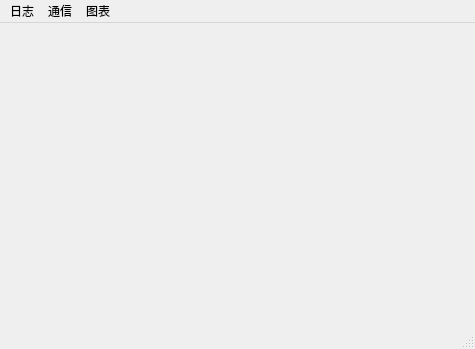
This is mainwindow.ui in helloxss/AUVMaster_Qt as Qt 5 draws it before an edit. The edited form follows.
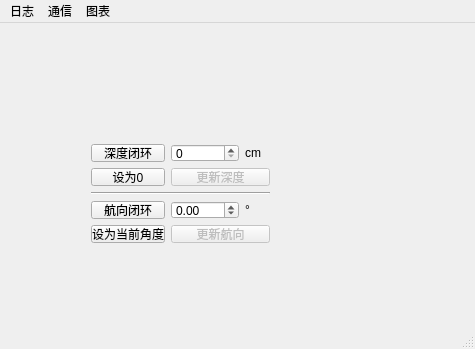
This is the edited form.

```diff
--- a/mainwindow.ui
+++ b/mainwindow.ui
@@ -13,7 +13,127 @@
   <property name="windowTitle">
    <string>MainWindow</string>
   </property>
-  <widget class="QWidget" name="centralWidget"/>
+  <widget class="QWidget" name="centralWidget">
+   <widget class="QWidget" name="">
+    <property name="geometry">
+     <rect>
+      <x>80</x>
+      <y>110</y>
+      <width>201</width>
+      <height>121</height>
+     </rect>
+    </property>
+    <layout class="QGridLayout" name="gridLayout">
+     <item row="0" column="0">
+      <widget class="QPushButton" name="btnDepthClosedLoop">
+       <property name="text">
+        <string>深度闭环</string>
+       </property>
+       <property name="checkable">
+        <bool>true</bool>
+       </property>
+      </widget>
+     </item>
+     <item row="1" column="0">
+      <widget class="QPushButton" name="btnSet0Depth">
+       <property name="enabled">
+        <bool>true</bool>
+       </property>
+       <property name="text">
+        <string>设为0</string>
+       </property>
+      </widget>
+     </item>
+     <item row="1" column="1" colspan="3">
+      <widget class="QPushButton" name="btnRefreshDepth">
+       <property name="enabled">
+        <bool>false</bool>
+       </property>
+       <property name="text">
+        <string>更新深度</string>
+       </property>
+       <property name="flat">
+        <bool>false</bool>
+       </property>
+      </widget>
+     </item>
+     <item row="2" column="0" colspan="4">
+      <widget class="Line" name="line_6">
+       <property name="orientation">
+        <enum>Qt::Horizontal</enum>
+       </property>
+      </widget>
+     </item>
+     <item row="3" column="0">
+      <widget class="QPushButton" name="btnCourseClosedLoop">
+       <property name="text">
+        <string>航向闭环</string>
+       </property>
+       <property name="checkable">
+        <bool>true</bool>
+       </property>
+      </widget>
+     </item>
+     <item row="3" column="1" colspan="2">
+      <widget class="QDoubleSpinBox" name="courseVal">
+       <property name="wrapping">
+        <bool>true</bool>
+       </property>
+       <property name="minimum">
+        <double>-180.000000000000000</double>
+       </property>
+       <property name="maximum">
+        <double>180.000000000000000</double>
+       </property>
+       <property name="singleStep">
+        <double>5.000000000000000</double>
+       </property>
+      </widget>
+     </item>
+     <item row="3" column="3">
+      <widget class="QLabel" name="label_7">
+       <property name="text">
+        <string>°</string>
+       </property>
+      </widget>
+     </item>
+     <item row="4" column="0">
+      <widget class="QPushButton" name="btnUseCurYaw">
+       <property name="enabled">
+        <bool>true</bool>
+       </property>
+       <property name="text">
+        <string>设为当前角度</string>
+       </property>
+      </widget>
+     </item>
+     <item row="4" column="1" colspan="3">
+      <widget class="QPushButton" name="btnRefreshCourse">
+       <property name="enabled">
+        <bool>false</bool>
+       </property>
+       <property name="text">
+        <string>更新航向</string>
+       </property>
+      </widget>
+     </item>
+     <item row="0" column="3">
+      <widget class="QLabel" name="label_3">
+       <property name="text">
+        <string>cm</string>
+       </property>
+      </widget>
+     </item>
+     <item row="0" column="1" colspan="2">
+      <widget class="QDoubleSpinBox" name="depthVal">
+       <property name="decimals">
+        <number>0</number>
+       </property>
+      </widget>
+     </item>
+    </layout>
+   </widget>
+  </widget>
   <widget class="QMenuBar" name="menuBar">
    <property name="geometry">
     <rect>
```
Left out of the diff: 2 changed lines with no effect on the pictures.
